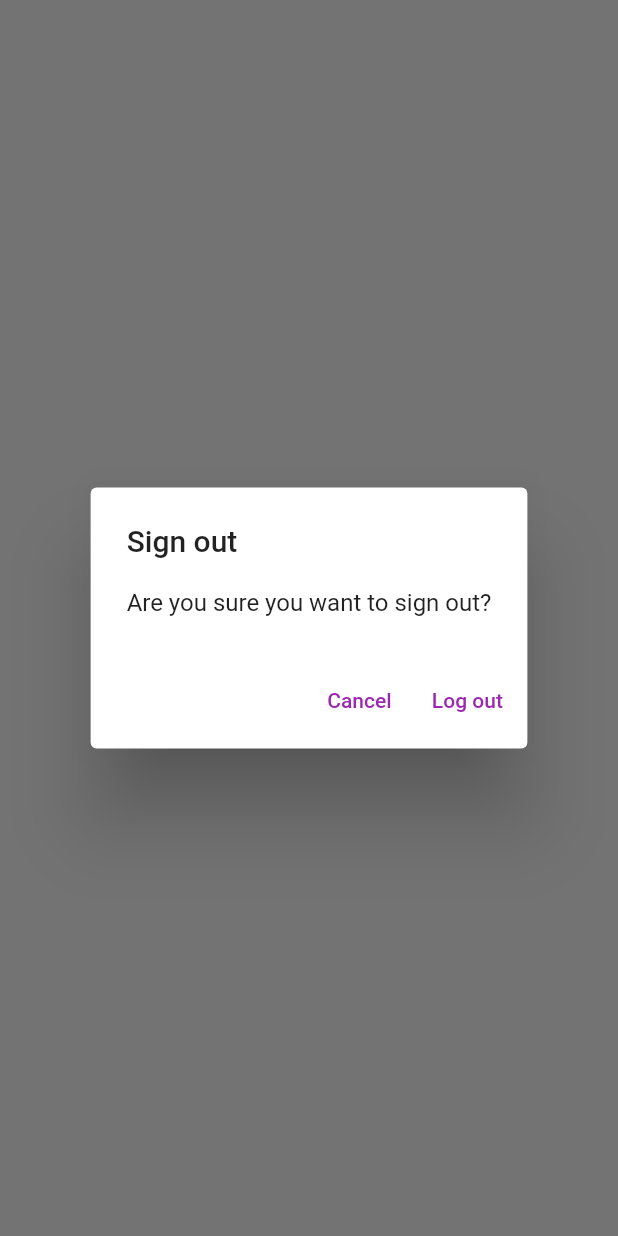
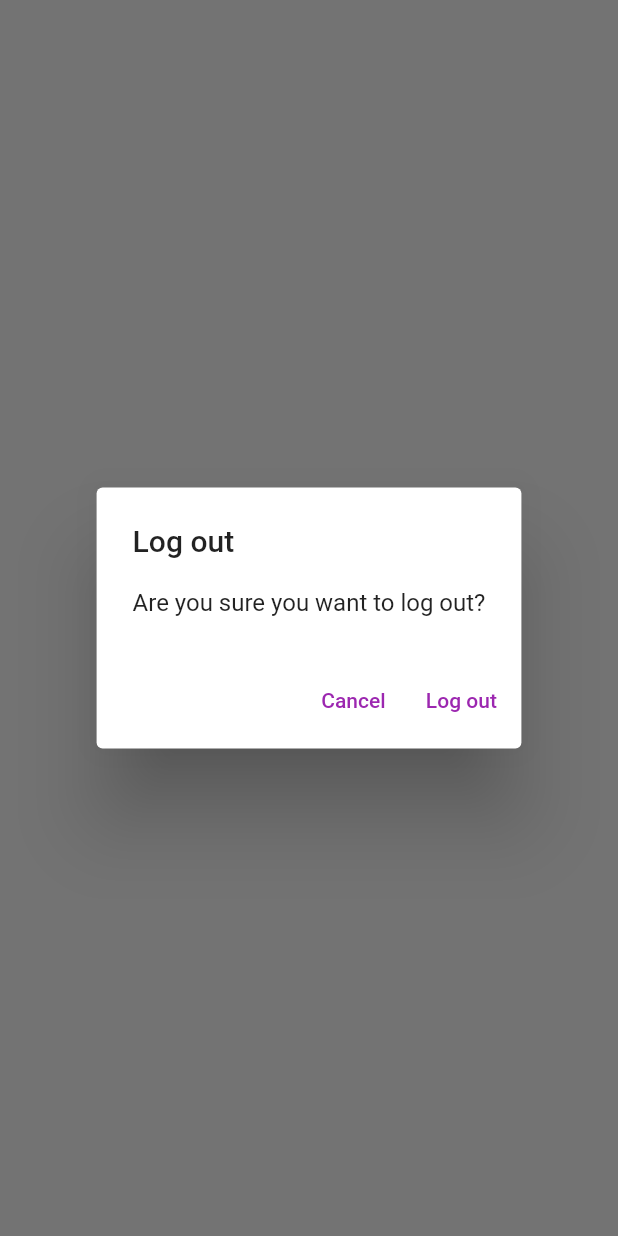
Before and after one commit to zaki-dawrey/NoteIt, a Flutter app: what showLogOutDialog() shows on an empty page, opened directly, on a phone screen of 412 x 824 dp. Run offline on Flutter 3.47's test engine with Material 2 defaults, Android fonts, the phone set to English and light mode, and no system bars; our stand-ins replace firebase_auth, firebase_core, sqflite; accounts and stored records are empty; network calls fail.

Commit message:
Deleting notes and fixed display Bug

```diff
--- /dev/null
+++ b/lib/utilities/dialogs/generic_dialog.dart
@@ -0,0 +1,34 @@
+import 'package:flutter/material.dart';
+
+typedef DialogOptionBuilder<T> = Map<String, T?> Function();
+
+Future<T?> showGenericDialog<T>({
+  required BuildContext context,
+  required String title,
+  required String content,
+  required DialogOptionBuilder optionsBuilder,
+}) {
+  final options = optionsBuilder();
+  return showDialog<T>(
+    context: context,
+    builder: (context) {
+      return AlertDialog(
+        title: Text(title),
+        content: Text(content),
+        actions: options.keys.map((optionTitle) {
+          final value = options[optionTitle];
+          return TextButton(
+            onPressed: () {
+              if (value != null) {
+                Navigator.of(context).pop(value);
+              } else {
+                Navigator.of(context).pop();
+              }
+            },
+            child: Text(optionTitle),
+          );
+        }).toList(),
+      );
+    },
+  );
+}
--- /dev/null
+++ b/lib/utilities/dialogs/logout_dialog.dart
@@ -0,0 +1,16 @@
+import 'package:flutter/material.dart';
+import 'package:flutter_application_1/utilities/dialogs/generic_dialog.dart';
+
+Future<bool> showLogOutDialog(BuildContext context) {
+  return showGenericDialog(
+    context: context,
+    title: 'Log out',
+    content: 'Are you sure you want to log out?',
+    optionsBuilder: () => {
+      'Cancel': false,
+      'Log out': true,
+    },
+  ).then(
+    (value) => value ?? false,
+  );
+}
--- a/lib/views/login_view.dart
+++ b/lib/views/login_view.dart
@@ -2,7 +2,8 @@ import 'package:flutter/material.dart';
 import 'package:flutter_application_1/constants/routes.dart';
 import 'package:flutter_application_1/services/auth/auth_exceptions.dart';
 import 'package:flutter_application_1/services/auth/auth_service.dart';
-import '../utilities/show_error_dialog.dart';
+
+import '../utilities/dialogs/error_dialog.dart';
 
 class LoginView extends StatefulWidget {
   const LoginView({super.key});
--- a/lib/views/notes/notes_view.dart
+++ b/lib/views/notes/notes_view.dart
@@ -1,8 +1,11 @@
 import 'package:flutter/material.dart';
 import 'package:flutter_application_1/services/auth/auth_service.dart';
 import 'package:flutter_application_1/services/crud/notes_services.dart';
+import 'package:flutter_application_1/utilities/dialogs/logout_dialog.dart';
+import 'package:flutter_application_1/views/notes/notes_list_view.dart';
 import '../../constants/routes.dart';
 import '../../enums/menu_action.dart';
+import 'notes_list_view.dart';
 
 class NotesView extends StatefulWidget {
   const NotesView({super.key});
@@ -67,20 +70,11 @@ class _NotesViewState extends State<NotesView> {
                     case ConnectionState.active:
                       if (snapshot.hasData) {
                         final allNotes = snapshot.data as List<DatabaseNote>;
-                        return ListView.builder(
-                          itemCount: allNotes.length,
-                          itemBuilder: (context, index) {
-                            final note = allNotes[index];
-                            return ListTile(
-                              title: Text(
-                                note.text,
-                                maxLines: 1,
-                                softWrap: true,
-                                overflow: TextOverflow.ellipsis,
-                              ),
-                            );
-                          },
-                        );
+                        return NotesListView(
+                            notes: allNotes,
+                            onDeleteNote: (note) async {
+                              await _notesService.deleteNote(id: note.id);
+                            });
                       } else {
                         return const CircularProgressIndicator();
                       }
@@ -97,29 +91,3 @@ class _NotesViewState extends State<NotesView> {
     );
   }
 }
-
-Future<bool> showLogOutDialog(BuildContext context) {
-  return showDialog<bool>(
-    context: context,
-    builder: (context) {
-      return AlertDialog(
-        title: const Text('Sign out'),
-        content: const Text('Are you sure you want to sign out?'),
-        actions: [
-          TextButton(
-            onPressed: () {
-              Navigator.of(context).pop(false);
-            },
-            child: const Text('Cancel'),
-          ),
-          TextButton(
-            onPressed: () {
-              Navigator.of(context).pop(true);
-            },
-            child: const Text('Log out'),
-          ),
-        ],
-      );
-    },
-  ).then((value) => value ?? false);
-}
--- a/lib/views/register_view.dart
+++ b/lib/views/register_view.dart
@@ -2,7 +2,8 @@ import 'package:flutter/material.dart';
 import 'package:flutter_application_1/constants/routes.dart';
 import 'package:flutter_application_1/services/auth/auth_exceptions.dart';
 import 'package:flutter_application_1/services/auth/auth_service.dart';
-import 'package:flutter_application_1/utilities/show_error_dialog.dart';
+
+import '../utilities/dialogs/error_dialog.dart';
 
 class RegisterView extends StatefulWidget {
   const RegisterView({super.key});
```
Also changed, not shown: lib/services/crud/notes_services.dart (+10 -5 lines), lib/utilities/dialogs/delete_dialog.dart (added, +16 -0 lines), lib/utilities/dialogs/error_dialog.dart (added, +13 -0 lines), lib/utilities/show_error_dialog.dart (deleted, +0 -24 lines), lib/views/notes/notes_list_view.dart (added, +44 -0 lines).
